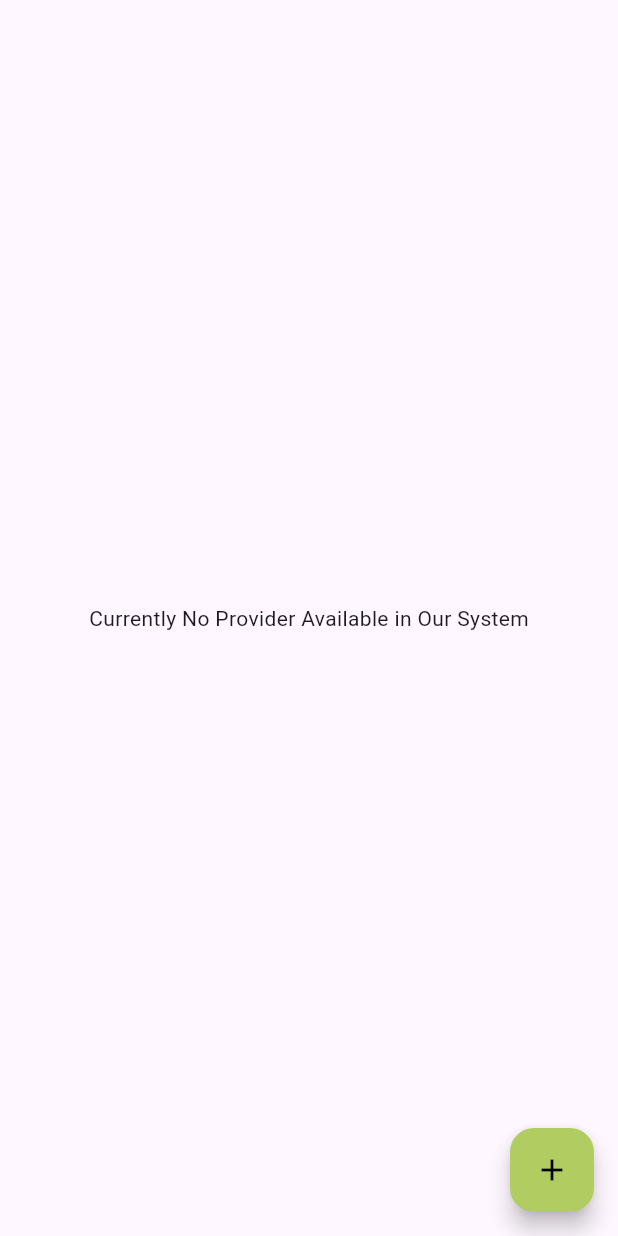
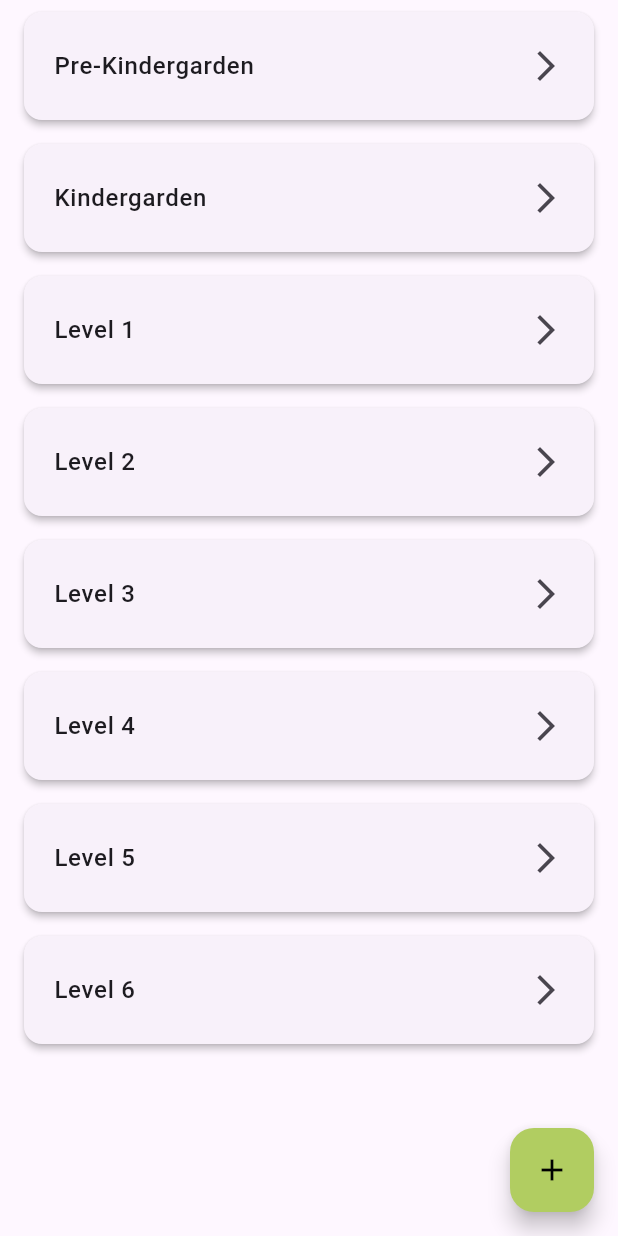
Before and after one commit to fwdAndroid/brightminds_admin, a Flutter app: the CategoryWeb screen opened directly, on a phone screen of 412 x 824 dp. Run offline on Flutter 3.47's test engine with Material 3 defaults, Android fonts, the light colour scheme and no system bars; our stand-ins replace cloud_firestore, file_picker, firebase_auth, firebase_core, firebase_storage, google_fonts and 3 more; accounts and stored records are empty.

Commit message:
Level Copy

```diff
--- a/lib/screens/main_screen/pages/category_web.dart
+++ b/lib/screens/main_screen/pages/category_web.dart
@@ -1,8 +1,33 @@
 import 'package:brightminds_admin/screens/main_screen/add/add_categories.dart';
-import 'package:brightminds_admin/screens/main_screen/view/view_category.dart';
+import 'package:brightminds_admin/screens/page/category_levelwise.dart';
 import 'package:brightminds_admin/utils/colors.dart';
-import 'package:cloud_firestore/cloud_firestore.dart';
 import 'package:flutter/material.dart';
+
+Widget _buildLevelCard(BuildContext context, String level) {
+  return Card(
+    margin: EdgeInsets.symmetric(horizontal: 16, vertical: 8),
+    shape: RoundedRectangleBorder(
+      borderRadius: BorderRadius.circular(12),
+    ),
+    elevation: 2,
+    child: ListTile(
+      contentPadding: EdgeInsets.symmetric(horizontal: 20, vertical: 8),
+      title: Text(
+        level,
+        style: TextStyle(fontSize: 16, fontWeight: FontWeight.w500),
+      ),
+      trailing: Icon(Icons.arrow_forward_ios),
+      onTap: () {
+        Navigator.push(
+            context,
+            MaterialPageRoute(
+                builder: (builder) => CategoryLevelWise(
+                      level: level,
+                    )));
+      },
+    ),
+  );
+}
 
 class CategoryWeb extends StatefulWidget {
   const CategoryWeb({super.key});
@@ -18,118 +43,25 @@ class _CategoryWebState extends State<CategoryWeb> {
         floatingActionButton: FloatingActionButton(
           backgroundColor: mainBtnColor,
           onPressed: () {
-          Navigator.push(
-              context, MaterialPageRoute(builder: (builder) => AddCategory()));
+            Navigator.push(context,
+                MaterialPageRoute(builder: (builder) => AddCategory()));
           },
           child: Icon(
             Icons.add,
             color: Colors.black,
           ),
         ),
-      body: StreamBuilder(
-          stream:
-              FirebaseFirestore.instance.collection("categories").snapshots(),
-          builder:
-              (BuildContext context, AsyncSnapshot<QuerySnapshot> snapshot) {
-            if (snapshot.hasError) {
-              return Center(child: Text('Error: ${snapshot.error}'));
-            }
-
-            if (snapshot.connectionState == ConnectionState.waiting) {
-              return Center(child: CircularProgressIndicator());
-            }
-
-            var data = snapshot.data!.docs;
-            if (data.isEmpty) {
-              // No records found
-              return Center(
-                child: Text('Currently No Provider Available in Our System'),
-              );
-            }
-            return LayoutBuilder(
-              builder: (BuildContext context, BoxConstraints constraints) {
-                // Calculate the number of columns based on available width
-                int columns = (constraints.maxWidth / 300)
-                    .floor(); // Assuming each item has a width of 200
-
-                return GridView.builder(
-                  gridDelegate: SliverGridDelegateWithFixedCrossAxisCount(
-                    crossAxisCount: columns,
-                    crossAxisSpacing: 8.0,
-                    mainAxisSpacing: 8.0,
-                  ),
-                  itemCount: data.length,
-                  itemBuilder: (BuildContext context, int index) {
-                    var documentData =
-                        data[index].data() as Map<String, dynamic>;
-                    return Padding(
-                        padding: const EdgeInsets.all(8.0),
-                        child: GestureDetector(
-                          onTap: () {
-                            Navigator.push(
-                                context,
-                                MaterialPageRoute(
-                                    builder: (builder) => ViewCategory(
-                                        id: documentData['uuid'],
-                                        categoryName:
-                                            documentData['categoryName'],
-                                        image: documentData['photoURL'])));
-                          },
-                          child: Card(
-                            shape: RoundedRectangleBorder(
-                                borderRadius: BorderRadius.circular(12)),
-                            child: Column(
-                              mainAxisAlignment: MainAxisAlignment.center,
-                              children: [
-                                Center(
-                                  child: Padding(
-                                    padding: const EdgeInsets.only(
-                                        left: 8, right: 8),
-                                    child: ClipRRect(
-                                      borderRadius:
-                                          BorderRadius.all(Radius.circular(12)),
-                                      child: Image.network(
-                                        height: 80,
-                                        width: 90,
-                                        fit: BoxFit.cover,
-                                        documentData['photoURL'],
-                                      ),
-                                    ),
-                                  ),
-                                ),
-                                Padding(
-                                  padding: const EdgeInsets.all(8.0),
-                                  child: Align(
-                                    alignment: Alignment.topLeft,
-                                    child: Text(
-                                      "Level Name: " + documentData['level'],
-                                      style: TextStyle(
-                                          color: Colors.black,
-                                          fontWeight: FontWeight.bold),
-                                    ),
-                                  ),
-                                ),
-                                Padding(
-                                  padding: const EdgeInsets.all(8.0),
-                                  child: Align(
-                                    alignment: Alignment.topLeft,
-                                    child: Text(
-                                      documentData['categoryName'],
-                                      style: TextStyle(
-                                          color: Colors.black,
-                                          fontWeight: FontWeight.bold),
-                                    ),
-                                  ),
-                                ),
-                              ],
-                            ),
-                          ),
+        body: SingleChildScrollView(
+          child: Column(children: [
+            _buildLevelCard(context, 'Pre-Kindergarden'),
+            _buildLevelCard(context, 'Kindergarden'),
+            _buildLevelCard(context, 'Level 1'),
+            _buildLevelCard(context, 'Level 2'),
+            _buildLevelCard(context, 'Level 3'),
+            _buildLevelCard(context, 'Level 4'),
+            _buildLevelCard(context, 'Level 5'),
+            _buildLevelCard(context, 'Level 6'),
+          ]),
         ));
-                  },
-                );
-              },
-            );
-          }),
-    );
   }
 }
--- a/lib/screens/main_screen/view/view_category.dart
+++ b/lib/screens/main_screen/view/view_category.dart
@@ -1,5 +1,3 @@
-import 'dart:math';
-
 import 'package:brightminds_admin/screens/deleteupdate/update_categories.dart';
 import 'package:brightminds_admin/screens/detail/lesson_detail.dart';
 import 'package:brightminds_admin/screens/main_screen/add/add_exercise.dart';
@@ -13,10 +11,12 @@ class ViewCategory extends StatefulWidget {
   String categoryName;
   String image;
   String id;
+  String level;
   ViewCategory(
       {super.key,
       required this.id,
       required this.categoryName,
+      required this.level,
       required this.image});
 
   @override
@@ -45,6 +45,7 @@ class _ViewCategoryState extends State<ViewCategory> {
                   image: widget.image,
                 ),
                 ImageSelection(
+                  level: widget.level,
                   categoryName: widget.categoryName,
                 ),
               ],
@@ -157,7 +158,8 @@ class FormSelection extends StatelessWidget {
 
 class ImageSelection extends StatelessWidget {
   final String categoryName;
-  ImageSelection({super.key, required this.categoryName});
+  final String level;
+  ImageSelection({super.key, required this.categoryName, required this.level});
 
   @override
   Widget build(BuildContext context) {
@@ -185,7 +187,7 @@ class ImageSelection extends StatelessWidget {
             var exercises = doc['exercises'] as List<dynamic>? ?? [];
             for (var exercise in exercises) {
               // Match levelSubCategory with categoryName
-              if (exercise['levelSubCategory'] == categoryName) {
+              if (exercise['levelSubCategory'] == categoryName && exercise['levelCategory'] == level) {
                 filteredExercises.add(exercise);
               }
             }
--- a/lib/screens/main_screen/web_home.dart
+++ b/lib/screens/main_screen/web_home.dart
@@ -119,7 +119,7 @@ class ExampleSidebarX extends StatelessWidget {
         ),
         SidebarXItem(
           icon: Icons.medical_information,
-          label: 'Subjects',
+          label: 'Levels',
         ),
         // SidebarXItem(
         //   icon: Icons.dock,
```
Also changed, not shown: lib/screens/main_screen/add/add_categories.dart (+30 -27 lines), lib/screens/page/category_levelwise.dart (added, +127 -0 lines), 1 other file. Lines whose indentation alone changed are shown as unchanged.
